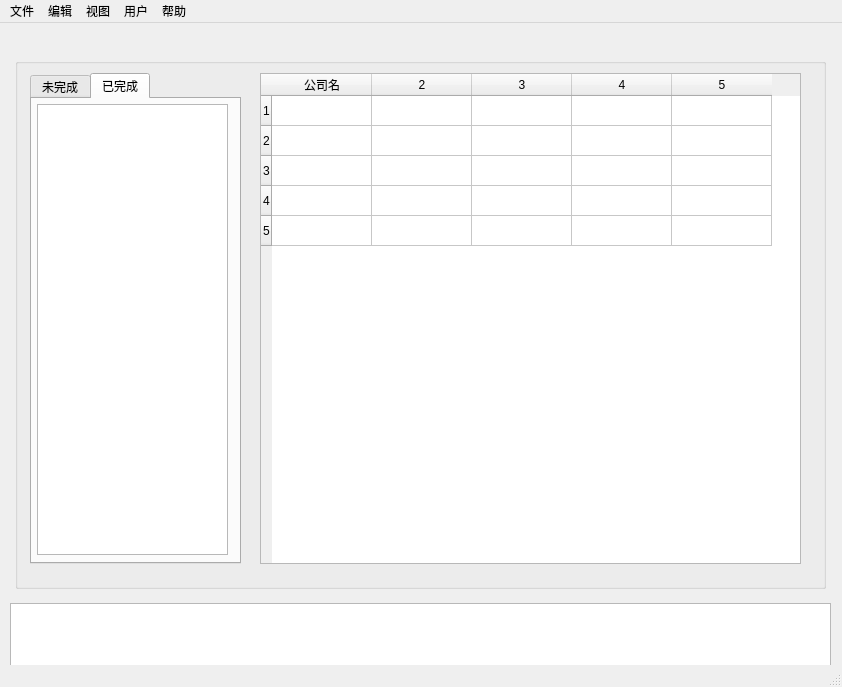
Qt form web_crawler/gui/mainwindow.ui (labinxu/code) before a commit.
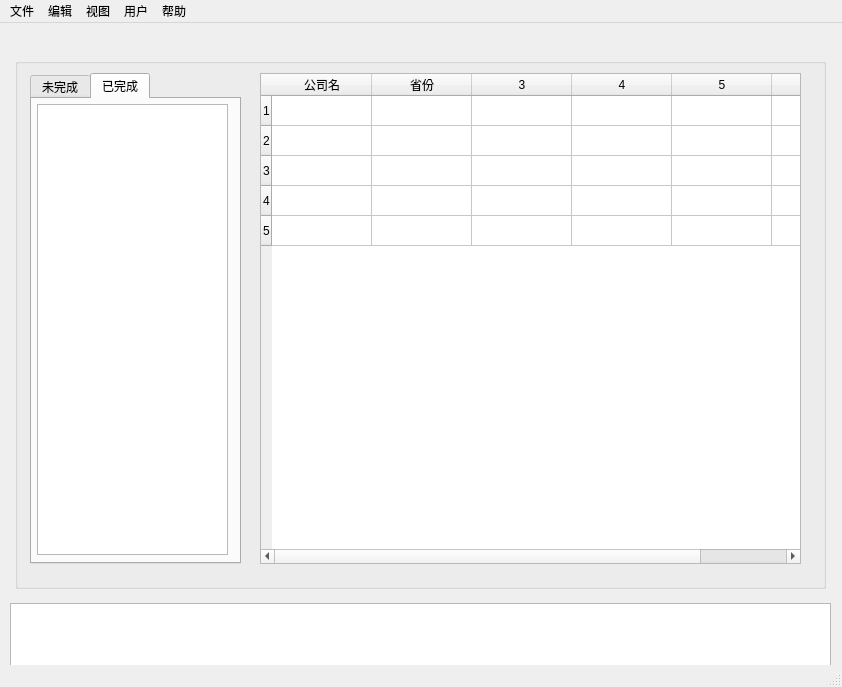
The same form after that commit.

Patch:
```diff
--- a/web_crawler/gui/mainwindow.ui
+++ b/web_crawler/gui/mainwindow.ui
@@ -96,7 +96,7 @@
             <number>5</number>
            </property>
            <property name="columnCount">
-            <number>5</number>
+            <number>6</number>
            </property>
            <row>
             <property name="text">
@@ -112,6 +112,11 @@
              <string>公司名</string>
             </property>
            </column>
+           <column>
+            <property name="text">
+             <string>省份</string>
+            </property>
+           </column>
            <column/>
            <column/>
            <column/>
```
Left out of the diff: 27 changed lines with no effect on the pictures.
